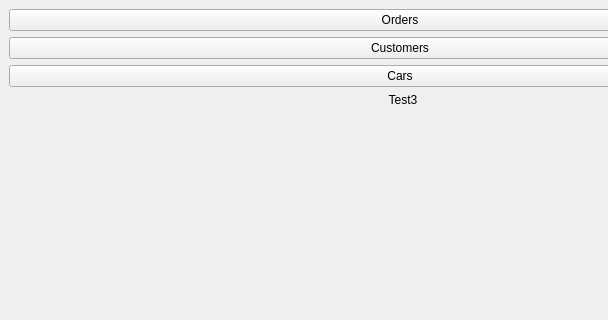
Above: carRentalTest/mainwindow.ui from terjetopland/carRentals before the change; both pictures show x 0 to 608 and y 0 to 320 of the 800 by 600 pixel window. Below: the same form after it.
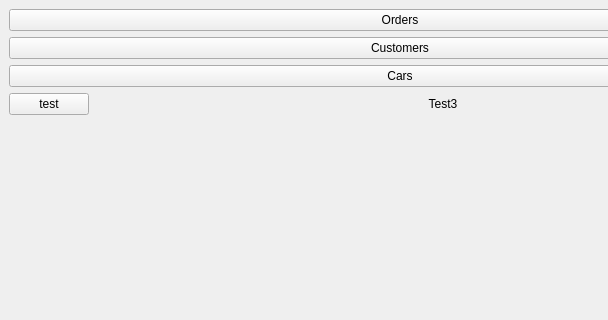
That is the form after the change.

Patch:
```diff
--- a/carRentalTest/mainwindow.ui
+++ b/carRentalTest/mainwindow.ui
@@ -48,6 +48,13 @@
         </property>
        </widget>
       </item>
+      <item row="3" column="0">
+       <widget class="QPushButton" name="pushButton_4">
+        <property name="text">
+         <string>test</string>
+        </property>
+       </widget>
+      </item>
      </layout>
     </item>
    </layout>
```
Left out of the diff: 2 changed lines with no effect on the pictures.
